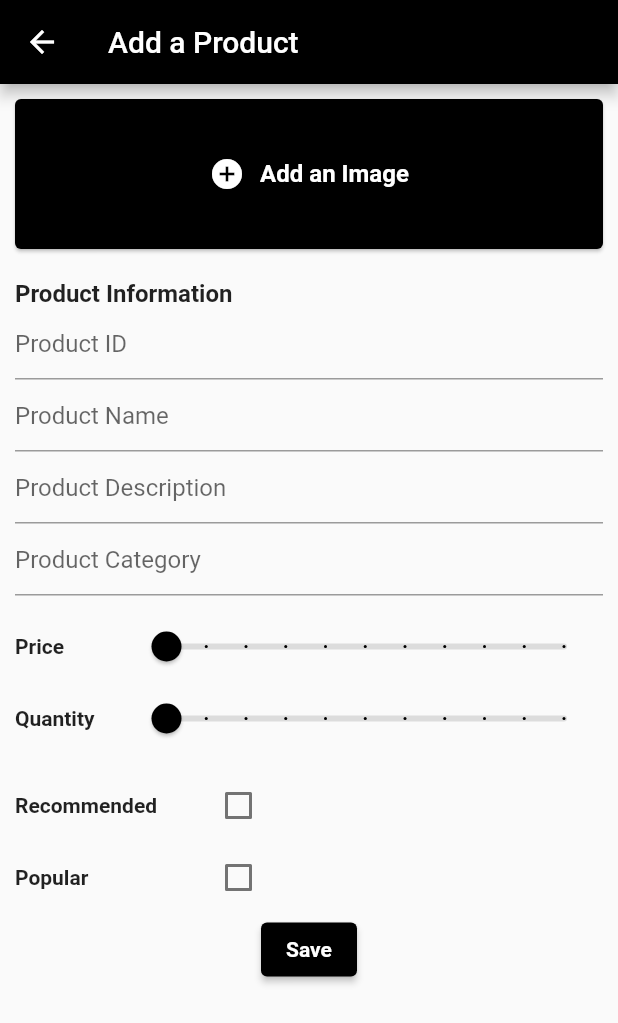
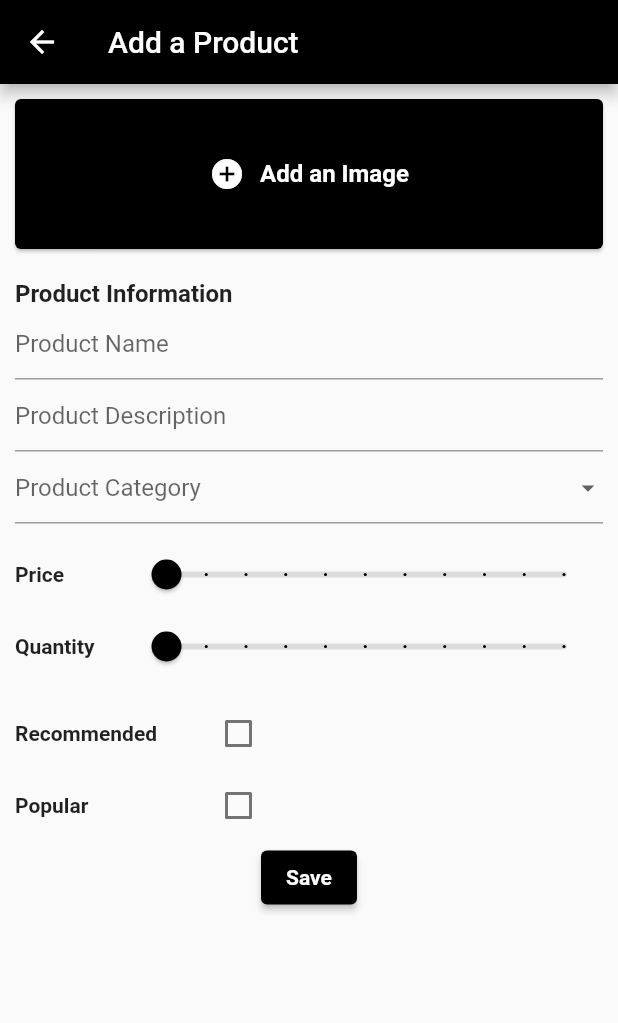
Before and after one commit to DanKheadies/max_ecommerce_backend, a Flutter app: the NewProductScreen screen opened by its route, after a tap on "Save", on a phone screen of 412 x 824 dp. Shown: the top 1023 px of the screen. Run offline on Flutter 3.47's test engine with Material 2 defaults, Android fonts, the light colour scheme and no system bars; our stand-ins replace cloud_firestore, equatable, firebase_core, firebase_storage, get, image_picker and 1 more; accounts and stored records are empty.

Commit message:
Product and DB access clean up

```diff
--- a/lib/models/order_model.dart
+++ b/lib/models/order_model.dart
@@ -4,7 +4,7 @@ import 'package:cloud_firestore/cloud_firestore.dart';
 import 'package:equatable/equatable.dart';
 
 class Order extends Equatable {
-  final int id;
+  final String id;
   final int customerId;
   final List<int> productIds;
   final double deliveryFee;
@@ -29,7 +29,7 @@ class Order extends Equatable {
   });
 
   Order copyWith({
-    int? id,
+    String? id,
     int? customerId,
     List<int>? productIds,
     double? deliveryFee,
@@ -56,7 +56,6 @@ class Order extends Equatable {
 
   Map<String, dynamic> toMap() {
     return {
-      'id': id,
       'customerId': customerId,
       'productIds': productIds,
       'deliveryFee': deliveryFee,
@@ -74,7 +73,7 @@ class Order extends Equatable {
     DateTime date = stamp.toDate();
 
     return Order(
-      id: snap['id'],
+      id: snap.id,
       customerId: snap['customerId'],
       productIds: List<int>.from(snap['productIds']),
       deliveryFee: snap['deliveryFee'],
@@ -110,7 +109,7 @@ class Order extends Equatable {
 
   static List<Order> orders = [
     Order(
-      id: 1,
+      id: '1',
       customerId: 2345,
       productIds: const [1, 2],
       deliveryFee: 10,
@@ -122,7 +121,7 @@ class Order extends Equatable {
       createdAt: DateTime.now(),
     ),
     Order(
-      id: 2,
+      id: '2',
       customerId: 23,
       productIds: const [1, 2, 3],
       deliveryFee: 10,
--- a/lib/models/product_model.dart
+++ b/lib/models/product_model.dart
@@ -5,7 +5,7 @@ import 'package:equatable/equatable.dart';
 
 // ignore: must_be_immutable
 class Product extends Equatable {
-  final int id;
+  final String? id;
   final String name;
   final String category;
   final String description;
@@ -16,7 +16,7 @@ class Product extends Equatable {
   int quantity;
 
   Product({
-    required this.id,
+    this.id,
     required this.name,
     required this.category,
     required this.description,
@@ -28,7 +28,7 @@ class Product extends Equatable {
   });
 
   @override
-  List<Object> get props => [
+  List<Object?> get props => [
         id,
         name,
         category,
@@ -40,23 +40,8 @@ class Product extends Equatable {
         quantity,
       ];
 
-  // @override
-  // List<Object> get props {
-  //   return [
-  //     id,
-  //     name,
-  //     category,
-  //     description,
-  //     imageUrl,
-  //     isRecommended,
-  //     isPopular,
-  //     price,
-  //     quantity,
-  //   ];
-  // }
-
   Product copyWith({
-    int? id,
+    String? id,
     String? name,
     String? category,
     String? description,
@@ -81,7 +66,6 @@ class Product extends Equatable {
 
   Map<String, dynamic> toMap() {
     return {
-      'id': id,
       'name': name,
       'category': category,
       'description': description,
@@ -95,7 +79,7 @@ class Product extends Equatable {
 
   factory Product.fromSnapshot(DocumentSnapshot snap) {
     return Product(
-      id: snap['id'],
+      id: snap.id,
       name: snap['name'],
       category: snap['category'],
       description: snap['description'],
@@ -109,15 +93,12 @@ class Product extends Equatable {
 
   String toJson() => json.encode(toMap());
 
-  // factory Product.fromJson(String source) =>
-  //     Product.fromSnapshot(json.decode(source));
-
   @override
   bool get stringify => true;
 
   static List<Product> products = [
     Product(
-      id: 1,
+      id: '1',
       name: 'Soft Drink #1',
       description:
           'Is very, very, very, good. A drink that you drink when you\'re looking to drink. A drink of drinks for drinks.',
@@ -130,7 +111,7 @@ class Product extends Equatable {
       isPopular: false,
     ),
     Product(
-      id: 2,
+      id: '2',
       name: 'Soft Drink #2',
       description: 'Is good.',
       category: 'Soft Drinks',
@@ -142,7 +123,7 @@ class Product extends Equatable {
       isPopular: true,
     ),
     Product(
-      id: 3,
+      id: '3',
       name: 'Soft Drink #3',
       description: 'Is good.',
       category: 'Soft Drinks',
@@ -154,7 +135,7 @@ class Product extends Equatable {
       isPopular: true,
     ),
     Product(
-      id: 4,
+      id: '4',
       name: 'Smoothies #1',
       description: 'Is good.',
       category: 'Smoothies',
@@ -166,7 +147,7 @@ class Product extends Equatable {
       isPopular: false,
     ),
     Product(
-      id: 5,
+      id: '5',
       name: 'Smoothies #2',
       description: 'Is good.',
       category: 'Smoothies',
@@ -178,7 +159,7 @@ class Product extends Equatable {
       isPopular: false,
     ),
     Product(
-      id: 6,
+      id: '6',
       name: 'Soft Drink #1',
       description: 'Is good.',
       category: 'Soft Drinks',
@@ -190,7 +171,7 @@ class Product extends Equatable {
       isPopular: false,
     ),
     Product(
-      id: 7,
+      id: '7',
       name: 'Soft Drink #2',
       description: 'Is good.',
       category: 'Soft Drinks',
@@ -201,7 +182,7 @@ class Product extends Equatable {
       isPopular: true,
     ),
     Product(
-      id: 8,
+      id: '8',
       name: 'Soft Drink #3',
       description: 'Is good.',
       category: 'Soft Drinks',
@@ -213,7 +194,7 @@ class Product extends Equatable {
       isPopular: true,
     ),
     Product(
-      id: 9,
+      id: '9',
       name: 'Smoothies #1',
       description: 'Is good.',
       category: 'Smoothies',
@@ -224,7 +205,7 @@ class Product extends Equatable {
       isPopular: false,
     ),
     Product(
-      id: 10,
+      id: '10',
       name: 'Smoothies #2',
       description: 'Is good.',
       category: 'Smoothies',
@@ -236,7 +217,7 @@ class Product extends Equatable {
       isPopular: false,
     ),
     Product(
-      id: 11,
+      id: '11',
       name: 'Soft Drink #1',
       description: 'Is good.',
       category: 'Soft Drinks',
@@ -248,7 +229,7 @@ class Product extends Equatable {
       isPopular: false,
     ),
     Product(
-      id: 12,
+      id: '12',
       name: 'Soft Drink #2',
       description: 'Is good.',
       category: 'Soft Drinks',
@@ -260,7 +241,7 @@ class Product extends Equatable {
       isPopular: true,
     ),
     Product(
-      id: 13,
+      id: '13',
       name: 'Soft Drink #3',
       description: 'Is good.',
       category: 'Soft Drinks',
@@ -272,7 +253,7 @@ class Product extends Equatable {
       isPopular: true,
     ),
     Product(
-      id: 14,
+      id: '14',
       name: 'Smoothies #2',
       description: 'Is good.',
       category: 'Smoothies',
--- a/lib/screens/new_product_screen.dart
+++ b/lib/screens/new_product_screen.dart
@@ -15,6 +15,12 @@ class NewProductScreen extends StatelessWidget {
 
   @override
   Widget build(BuildContext context) {
+    List<String> categories = [
+      'Smoothies',
+      'Soft Drinks',
+      'Water',
+    ];
+
     return Scaffold(
       appBar: AppBar(
         title: const Text('Add a Product'),
@@ -90,11 +96,11 @@ class NewProductScreen extends StatelessWidget {
                   fontWeight: FontWeight.bold,
                 ),
               ),
-              _buildTextFormField(
-                'Product ID',
-                'id',
-                productController,
-              ),
+              // _buildTextFormField(
+              //   'Product ID',
+              //   'id',
+              //   productController,
+              // ),
               _buildTextFormField(
                 'Product Name',
                 'name',
@@ -105,10 +111,29 @@ class NewProductScreen extends StatelessWidget {
                 'description',
                 productController,
               ),
-              _buildTextFormField(
-                'Product Category',
-                'category',
-                productController,
+              // _buildTextFormField(
+              //   'Product Category',
+              //   'category',
+              //   productController,
+              // ),
+              DropdownButtonFormField(
+                iconSize: 20,
+                decoration: const InputDecoration(
+                  hintText: 'Product Category',
+                ),
+                items: categories.map((category) {
+                  return DropdownMenuItem(
+                    value: category,
+                    child: Text(category),
+                  );
+                }).toList(),
+                onChanged: (value) {
+                  productController.newProduct.update(
+                    'category',
+                    (_) => value,
+                    ifAbsent: () => value,
+                  );
+                },
               ),
               const SizedBox(height: 10),
               _buildSlider(
@@ -141,20 +166,23 @@ class NewProductScreen extends StatelessWidget {
                   onPressed: () {
                     database.addProduct(
                       Product(
-                        id: int.parse(productController.newProduct['id']),
+                        id: productController.newProduct['id'],
                         name: productController.newProduct['name'],
                         category: productController.newProduct['category'],
                         description:
                             productController.newProduct['description'],
                         imageUrl: productController.newProduct['imageUrl'],
                         isRecommended:
-                            productController.newProduct['isRecommended'],
-                        isPopular: productController.newProduct['isPopular'],
+                            productController.newProduct['isRecommended'] ??
+                                false,
+                        isPopular:
+                            productController.newProduct['isPopular'] ?? false,
                         price: productController.newProduct['price'],
                         quantity:
                             productController.newProduct['quantity'].toInt(),
                       ),
                     );
+                    Navigator.pop(context);
                   },
                   style: ElevatedButton.styleFrom(
                     primary: Colors.black,
--- a/lib/widgets/order_card.dart
+++ b/lib/widgets/order_card.dart
@@ -33,11 +33,9 @@ class OrderCard extends StatelessWidget {
           padding: const EdgeInsets.all(10.0),
           child: Column(
             children: [
-              Row(
-                mainAxisAlignment: MainAxisAlignment.spaceBetween,
-                children: [
               Text(
                 'Order ID: ${order.id}',
+                overflow: TextOverflow.ellipsis,
                 style: const TextStyle(
                   fontSize: 16,
                   fontWeight: FontWeight.bold,
@@ -49,8 +47,6 @@ class OrderCard extends StatelessWidget {
                   fontSize: 14,
                   fontWeight: FontWeight.bold,
                 ),
-                  ),
-                ],
               ),
               const SizedBox(height: 10),
               ListView.builder(
```
Also changed, not shown: lib/services/database_service.dart (+8 -28 lines), pubspec.lock, 3 other files. Lines whose indentation alone changed are shown as unchanged.
